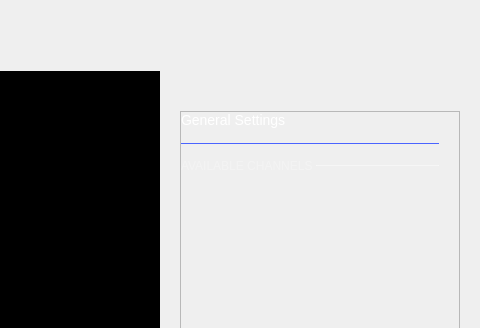
The window that ui/pattern_generator.ui (analogdevicesinc/scopy) describes before a commit, drawn with Qt 5; both pictures show x 800 to 1280 and y 0 to 328 of the 1280 by 654 pixel window.
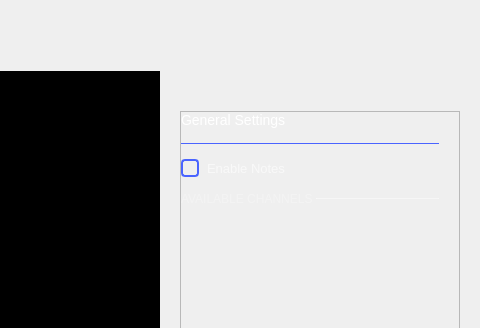
The same window after the commit. The open tabs and pages were chosen to show the change. Icons and pictures are not drawn. Custom widgets are drawn as their Qt base class.

Commit message:
PatternGenerator: added notes to the instrument
Also removed a bunch of useless widgets

Diff of the .ui file:
```diff
--- a/ui/pattern_generator.ui
+++ b/ui/pattern_generator.ui
@@ -1569,8 +1569,8 @@
                      <rect>
                       <x>0</x>
                       <y>0</y>
-                      <width>220</width>
-                      <height>132</height>
+                      <width>278</width>
+                      <height>467</height>
                      </rect>
                     </property>
                     <property name="sizePolicy">
@@ -1630,6 +1630,32 @@
                        </property>
                       </widget>
                      </item>
+                     <item>
+                      <widget class="QCheckBox" name="notesEnable">
+                       <property name="styleSheet">
+                        <string notr="true">
+QCheckBox {
+  spacing: 8px;
+  background-color: transparent;
+  font-size: 13px;
+  font-weight: normal;
+  color: rgba(255, 255, 255, 153);
+}
+
+QCheckBox::indicator {
+  width: 14px;
+  height: 14px;
+  border: 2px solid rgb(74,100,255);
+  border-radius: 4px;
+}
+QCheckBox::indicator:unchecked { background-color: transparent; }
+QCheckBox::indicator:checked { background-color: rgb(74,100,255); }</string>
+                       </property>
+                       <property name="text">
+                        <string>Enable Notes</string>
+                       </property>
+                      </widget>
+                     </item>
                      <item>
                       <layout class="QHBoxLayout" name="subTitleLayout">
                        <property name="spacing">
@@ -2009,11 +2035,6 @@
   </action>
  </widget>
  <customwidgets>
-  <customwidget>
-   <class>adiscope::CustomSwitch</class>
-   <extends>QPushButton</extends>
-   <header>customSwitch.hpp</header>
-  </customwidget>
   <customwidget>
    <class>adiscope::DetachDragZone</class>
    <extends>QWidget</extends>
@@ -2026,17 +2047,28 @@
    <header>menu_anim.hpp</header>
    <container>1</container>
   </customwidget>
-  <customwidget>
-   <class>adiscope::CustomPushButton</class>
-   <extends>QPushButton</extends>
-   <header>customPushButton.hpp</header>
-  </customwidget>
   <customwidget>
    <class>adiscope::RunSingleWidget</class>
    <extends>QWidget</extends>
    <header>runsinglewidget.h</header>
    <container>1</container>
   </customwidget>
+  <customwidget>
+   <class>adiscope::CustomSwitch</class>
+   <extends>QPushButton</extends>
+   <header>customSwitch.hpp</header>
+  </customwidget>
+  <customwidget>
+   <class>adiscope::CustomPushButton</class>
+   <extends>QPushButton</extends>
+   <header>customPushButton.hpp</header>
+  </customwidget>
+  <customwidget>
+   <class>adiscope::InstrumentNotes</class>
+   <extends>QWidget</extends>
+   <header>instrumentnotes.h</header>
+   <container>1</container>
+  </customwidget>
  </customwidgets>
  <resources>
   <include location="../resources/resources.qrc"/>
```
Left out of the diff: 131 changed lines with no effect on the pictures. The commit also changes 3 other files.
